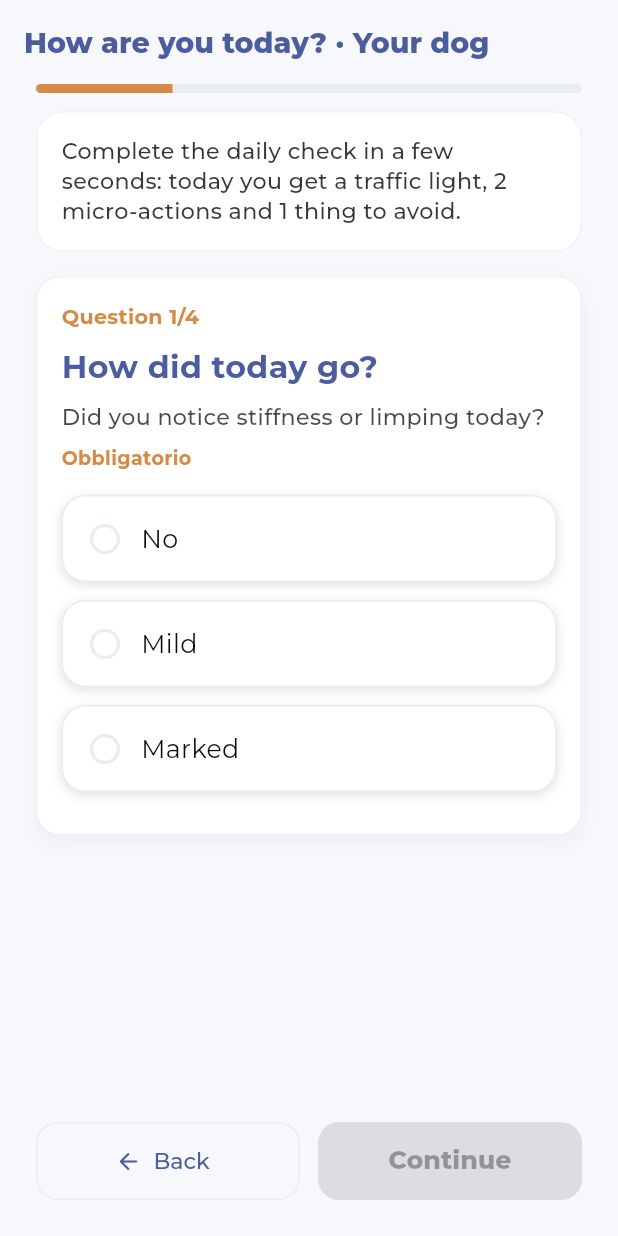
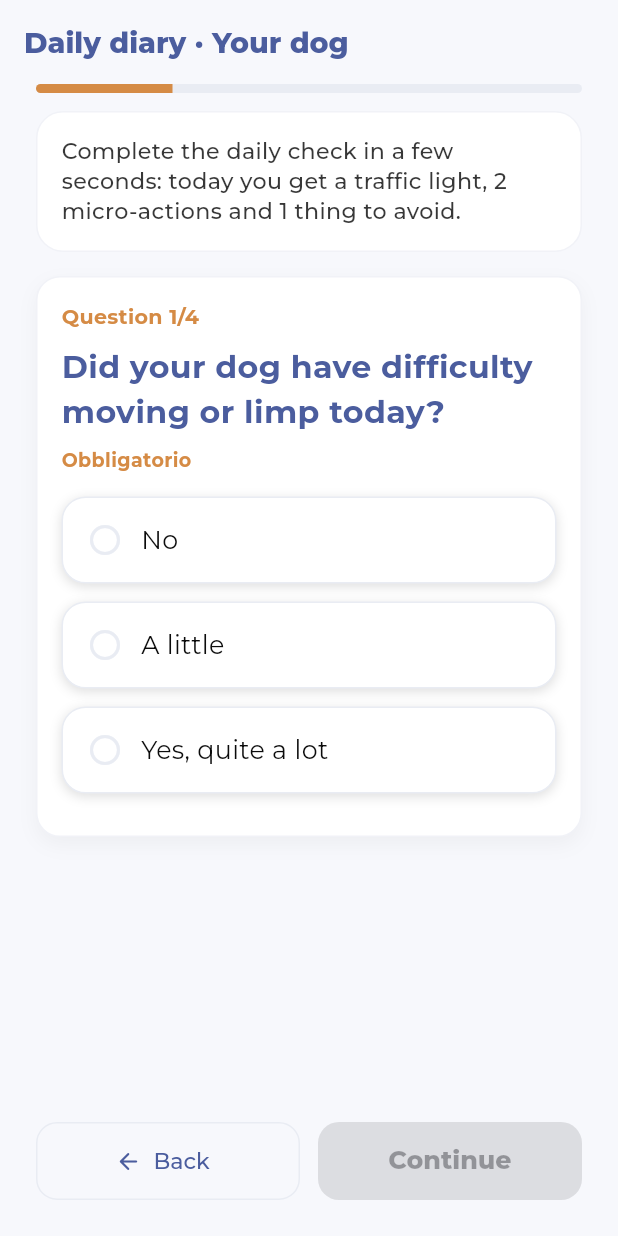
Before and after one commit to TherHub-404/ArtrosiCane, a Flutter app: the DailyCheckScreen screen opened by its route, on a phone screen of 412 x 824 dp. Run offline on Flutter 3.47's test engine with Material 3 defaults, Android fonts, the phone set to English and light mode, and no system bars; our stand-ins replace app_links, file_picker, flutter_dotenv, flutter_local_notifications, flutter_riverpod, flutter_timezone and 11 more; missing offline and left inert: play_install_referrer; accounts and stored records are empty.

Commit message:
ARTR-29 Refresh assessment and diary content

```diff
--- a/lib/features/daily_check/domain/entities/daily_check_models.dart
+++ b/lib/features/daily_check/domain/entities/daily_check_models.dart
@@ -194,11 +194,11 @@ String dailyRiskFactorLabel(DailyRiskFactor factor) {
     case DailyRiskFactor.scale:
       return l10n.text('Scale');
     case DailyRiskFactor.scivoloso:
-      return l10n.text('Superfici scivolose');
+      return l10n.text('Pavimenti scivolosi');
     case DailyRiskFactor.auto:
-      return l10n.text('Auto frequente');
+      return l10n.text('Tante ore in auto');
     case DailyRiskFactor.acqua:
-      return l10n.text('Acqua');
+      return l10n.text('Acqua/mare');
   }
 }
 
--- a/lib/features/daily_check/presentation/screens/daily_check_history_screen.dart
+++ b/lib/features/daily_check/presentation/screens/daily_check_history_screen.dart
@@ -1057,7 +1057,7 @@ class _EmptyView extends StatelessWidget {
         const SizedBox(height: AppSpacing.sm),
         Text(
           l10n.text(
-            'Rispondi a "Come stai oggi?" ogni giorno: qui troverai semafori, score e consigli per ricostruire la sua storia.',
+            'Compila il Diario giornaliero: qui troverai semafori, score e consigli per ricostruire la sua storia.',
           ),
           textAlign: TextAlign.center,
           style: TextStyle(
--- a/lib/features/daily_check/presentation/screens/daily_check_screen.dart
+++ b/lib/features/daily_check/presentation/screens/daily_check_screen.dart
@@ -243,7 +243,7 @@ class _DailyCheckScreenState extends ConsumerState<DailyCheckScreen> {
         foregroundColor: AppColors.primaryBlue,
         elevation: 0,
         title: Text(
-          '${l10n.text('Come stai oggi?')} · ${widget.dogName}',
+          '${l10n.text('Diario giornaliero')} · ${widget.dogName}',
           style: const TextStyle(
             color: AppColors.primaryBlue,
             fontWeight: FontWeight.w800,
@@ -274,42 +274,44 @@ class _DailyCheckScreenState extends ConsumerState<DailyCheckScreen> {
               children: [
                 _buildSingleChoiceStep<DailySymptomLevel>(
                   stepIndex: 0,
-                  questionTitle: l10n.text('Oggi come e andata?'),
-                  questionSubtitle: l10n.text(
-                    'Hai notato rigidita o zoppia oggi?',
+                  questionTitle: l10n.text(
+                    'Oggi si è mosso con difficoltà o ha zoppicato?',
                   ),
+                  questionSubtitle: '',
                   value: _symptomLevel,
                   options: {
                     DailySymptomLevel.no: l10n.text('No'),
-                    DailySymptomLevel.lieve: l10n.text('Lieve'),
-                    DailySymptomLevel.marcata: l10n.text('Marcata'),
+                    DailySymptomLevel.lieve: l10n.text('Un po\''),
+                    DailySymptomLevel.marcata: l10n.text('Sì, parecchio'),
                   },
                   onChanged: (value) => _setAnswer(() => _symptomLevel = value),
                 ),
                 _buildSingleChoiceStep<PlannedLoad>(
                   stepIndex: 1,
-                  questionTitle: l10n.text('Carico previsto'),
-                  questionSubtitle: l10n.text('Quanto movimento fara oggi?'),
+                  questionTitle: l10n.text('Quanto pensi che si muoverà oggi?'),
+                  questionSubtitle: '',
                   value: _plannedLoad,
                   options: {
-                    PlannedLoad.breve: l10n.text('Breve (0-10 min)'),
-                    PlannedLoad.medio: l10n.text('Medio (10-20 min)'),
-                    PlannedLoad.lungo: l10n.text('Lungo (20+ min)'),
+                    PlannedLoad.breve: l10n.text('Poco (0-10 min)'),
+                    PlannedLoad.medio: l10n.text('Il solito (10-20 min)'),
+                    PlannedLoad.lungo: l10n.text('Tanto (20+ min)'),
                   },
                   onChanged: (value) => _setAnswer(() => _plannedLoad = value),
                 ),
                 _buildRiskFactorStep(),
                 _buildSingleChoiceStep<RecoveryDelta>(
                   stepIndex: 3,
-                  questionTitle: l10n.text('Recupero vs ieri'),
-                  questionSubtitle: l10n.text(
-                    'Stamattina rispetto a ieri com\'era?',
+                  questionTitle: l10n.text(
+                    'Stamattina, rispetto a ieri, come lo hai trovato?',
                   ),
+                  questionSubtitle: '',
                   value: _recoveryDelta,
                   options: {
                     RecoveryDelta.uguale: l10n.text('Uguale'),
-                    RecoveryDelta.pocoPiuRigido: l10n.text('Un po piu rigido'),
-                    RecoveryDelta.moltoPiuRigido: l10n.text('Molto piu rigido'),
+                    RecoveryDelta.pocoPiuRigido: l10n.text(
+                      'Un po\' più rigido',
+                    ),
+                    RecoveryDelta.moltoPiuRigido: l10n.text('Molto più rigido'),
                   },
                   onChanged: (value) =>
                       _setAnswer(() => _recoveryDelta = value),
@@ -430,10 +432,10 @@ class _DailyCheckScreenState extends ConsumerState<DailyCheckScreen> {
   Widget _buildRiskFactorStep() {
     return _buildStepContainer(
       stepIndex: 2,
-      questionTitle: context.l10n.text('Fattori vacanza'),
-      questionSubtitle: context.l10n.text(
-        'Seleziona tutti quelli presenti oggi.',
+      questionTitle: context.l10n.text(
+        'Oggi c\'è qualcosa di questo in giro? Seleziona tutto quello che c\'è',
       ),
+      questionSubtitle: '',
       child: Wrap(
         spacing: AppSpacing.sm,
         runSpacing: AppSpacing.sm,
@@ -548,6 +550,7 @@ class _DailyCheckScreenState extends ConsumerState<DailyCheckScreen> {
                     color: AppColors.primaryBlue,
                   ),
                 ),
+                if (questionSubtitle.isNotEmpty) ...[
                   const SizedBox(height: AppSpacing.xs),
                   Text(
                     questionSubtitle,
@@ -556,6 +559,7 @@ class _DailyCheckScreenState extends ConsumerState<DailyCheckScreen> {
                       color: AppColors.text.withValues(alpha: 0.75),
                     ),
                   ),
+                ],
                 if (stepIndex != 2) ...[
                   const SizedBox(height: AppSpacing.xs),
                   Text(
--- a/lib/l10n/app_translation_catalog.dart
+++ b/lib/l10n/app_translation_catalog.dart
@@ -1,5 +1,64 @@
 const Map<String, Map<String, String>> appTranslationCatalog = {
   'en': {
+    'Promemoria Diario giornaliero': 'Daily diary reminder',
+    'Promemoria giornaliero alle 16:00 per compilare il Diario giornaliero.':
+        'Daily reminder at 4:00 PM to complete the Daily diary.',
+    'Sono le 16: è il momento di compilare il Diario giornaliero del tuo cane.':
+        'It is 4:00 PM—time to complete your dog’s Daily diary.',
+    'Diario giornaliero': 'Daily diary',
+    'Il tuo cane si muove con meno voglia del solito?':
+        'Is your dog less willing to move than usual?',
+    'No, è come sempre': 'No, just as usual',
+    'Ogni tanto sì': 'Sometimes',
+    'Sì, spesso': 'Yes, often',
+    'Ha ancora voglia di uscire, giocare, muoversi?':
+        'Does your dog still want to go out, play, and move?',
+    'Sì, come sempre': 'Yes, just as usual',
+    'Un po\' meno del solito': 'A little less than usual',
+    'Molto meno, si vede chiaramente': 'Much less, it is easy to notice',
+    'Dopo una passeggiata o le scale, lo vedi leccarsi le zampe, cambiare spesso posizione o evitare di muoversi?':
+        'After a walk or stairs, does your dog lick their paws, change position often, or avoid moving?',
+    'Quasi mai': 'Hardly ever',
+    'Qualche volta, se si è stancato di più':
+        'Sometimes, after getting more tired',
+    'Spesso, anche per cose di tutti i giorni':
+        'Often, even after everyday activities',
+    'In generale, come sta andando il tuo cane in questa settimana?':
+        'Overall, how has your dog been doing this week?',
+    'Bene, sereno': 'Well and relaxed',
+    'Un po\' meno in forma del solito': 'A little less fit than usual',
+    'Visibilmente giù': 'Clearly feeling low',
+    'Oggi si è mosso con difficoltà o ha zoppicato?':
+        'Did your dog have difficulty moving or limp today?',
+    'Un po\'': 'A little',
+    'Sì, parecchio': 'Yes, quite a lot',
+    'Quanto pensi che si muoverà oggi?':
+        'How much do you think your dog will move today?',
+    'Poco (0-10 min)': 'A little (0-10 min)',
+    'Il solito (10-20 min)': 'As usual (10-20 min)',
+    'Tanto (20+ min)': 'A lot (20+ min)',
+    'Oggi c\'è qualcosa di questo in giro? Seleziona tutto quello che c\'è':
+        'Is any of this around today? Select everything that applies',
+    'Tante ore in auto': 'Many hours in the car',
+    'Acqua/mare': 'Water/sea',
+    'Stamattina, rispetto a ieri, come lo hai trovato?':
+        'Compared with yesterday, how did your dog seem this morning?',
+    'Un po\' più rigido': 'A little stiffer',
+    'Molto più rigido': 'Much stiffer',
+    'Oggi vai piano e con calma.': 'Take it slowly and calmly today.',
+    'Meglio due passeggiate corte che una lunga.':
+        'Two short walks are better than one long walk.',
+    'Evita corse improvvise o giochi troppo bruschi.':
+        'Avoid sudden running or overly rough play.',
+    'Un video pensato apposta per oggi.':
+        'A video chosen especially for today.',
+    'Esercizi facili per le sue articolazioni':
+        'Easy exercises for your dog’s joints',
+    'Routine di 25 secondi, tutti i giorni': 'A 25-second routine, every day',
+    'Domani ti bastano 20 secondi per aggiornare il Diario.':
+        'Tomorrow, you only need 20 seconds to update the Diary.',
+    'Compila il Diario giornaliero: qui troverai semafori, score e consigli per ricostruire la sua storia.':
+        'Complete the Daily diary: here you will find traffic lights, scores, and tips to follow your dog’s journey.',
     'ZampaSiCura': 'SafePaws',
     'Bibione ama i suoi amici a quattro zampe e oggi ti stringe la mano per proteggere insieme, con cura, la salute del tuo cane.':
         'Bibione loves its four-legged friends, and today it reaches out to protect your dog\'s health together, with care.',
@@ -890,6 +949,68 @@ const Map<String, Map<String, String>> appTranslationCatalog = {
         'We couldn\'t update the password. Please try again shortly.',
   },
   'fr': {
+    'Promemoria Diario giornaliero': 'Rappel du Journal quotidien',
+    'Promemoria giornaliero alle 16:00 per compilare il Diario giornaliero.':
+        'Rappel quotidien à 16 h pour remplir le Journal quotidien.',
+    'Sono le 16: è il momento di compilare il Diario giornaliero del tuo cane.':
+        'Il est 16 h : c’est le moment de remplir le Journal quotidien de votre chien.',
+    'Diario giornaliero': 'Journal quotidien',
+    'Il tuo cane si muove con meno voglia del solito?':
+        'Votre chien a-t-il moins envie de bouger que d’habitude ?',
+    'No, è come sempre': 'Non, comme toujours',
+    'Ogni tanto sì': 'Oui, parfois',
+    'Sì, spesso': 'Oui, souvent',
+    'Ha ancora voglia di uscire, giocare, muoversi?':
+        'A-t-il toujours envie de sortir, de jouer et de bouger ?',
+    'Sì, come sempre': 'Oui, comme toujours',
+    'Un po\' meno del solito': 'Un peu moins que d’habitude',
+    'Molto meno, si vede chiaramente':
+        'Beaucoup moins, cela se voit clairement',
+    'Dopo una passeggiata o le scale, lo vedi leccarsi le zampe, cambiare spesso posizione o evitare di muoversi?':
+        'Après une promenade ou des escaliers, se lèche-t-il les pattes, change-t-il souvent de position ou évite-t-il de bouger ?',
+    'Quasi mai': 'Presque jamais',
+    'Qualche volta, se si è stancato di più':
+        'Parfois, s’il s’est davantage fatigué',
+    'Spesso, anche per cose di tutti i giorni':
+        'Souvent, même après des activités quotidiennes',
+    'In generale, come sta andando il tuo cane in questa settimana?':
+        'Dans l’ensemble, comment va votre chien cette semaine ?',
+    'Bene, sereno': 'Bien et détendu',
+    'Un po\' meno in forma del solito': 'Un peu moins en forme que d’habitude',
+    'Visibilmente giù': 'Visiblement abattu',
+    'Oggi si è mosso con difficoltà o ha zoppicato?':
+        'Aujourd’hui, a-t-il eu du mal à bouger ou a-t-il boité ?',
+    'Un po\'': 'Un peu',
+    'Sì, parecchio': 'Oui, beaucoup',
+    'Quanto pensi che si muoverà oggi?':
+        'Combien pensez-vous qu’il bougera aujourd’hui ?',
+    'Poco (0-10 min)': 'Peu (0-10 min)',
+    'Il solito (10-20 min)': 'Comme d’habitude (10-20 min)',
+    'Tanto (20+ min)': 'Beaucoup (20+ min)',
+    'Oggi c\'è qualcosa di questo in giro? Seleziona tutto quello che c\'è':
+        'Y a-t-il l’un de ces éléments aujourd’hui ? Sélectionnez tout ce qui s’applique',
+    'Tante ore in auto': 'De nombreuses heures en voiture',
+    'Acqua/mare': 'Eau/mer',
+    'Stamattina, rispetto a ieri, come lo hai trovato?':
+        'Ce matin, comment l’avez-vous trouvé par rapport à hier ?',
+    'Un po\' più rigido': 'Un peu plus raide',
+    'Molto più rigido': 'Beaucoup plus raide',
+    'Oggi vai piano e con calma.':
+        'Aujourd’hui, allez-y doucement et calmement.',
+    'Meglio due passeggiate corte che una lunga.':
+        'Mieux vaut deux courtes promenades qu’une longue.',
+    'Evita corse improvvise o giochi troppo bruschi.':
+        'Évitez les courses soudaines ou les jeux trop brusques.',
+    'Un video pensato apposta per oggi.':
+        'Une vidéo spécialement choisie pour aujourd’hui.',
+    'Esercizi facili per le sue articolazioni':
+        'Des exercices faciles pour ses articulations',
+    'Routine di 25 secondi, tutti i giorni':
+        'Une routine de 25 secondes, tous les jours',
+    'Domani ti bastano 20 secondi per aggiornare il Diario.':
+        'Demain, 20 secondes suffiront pour mettre à jour le Journal.',
+    'Compila il Diario giornaliero: qui troverai semafori, score e consigli per ricostruire la sua storia.':
+        'Remplissez le Journal quotidien : vous y trouverez les feux, les scores et les conseils pour suivre son parcours.',
     'ZampaSiCura': 'PattesSûres',
     'Bibione ama i suoi amici a quattro zampe e oggi ti stringe la mano per proteggere insieme, con cura, la salute del tuo cane.':
         'Bibione aime ses amis à quatre pattes et aujourd\'hui elle vous tend la main pour protéger ensemble, avec soin, la santé de votre chien.',
@@ -1812,6 +1933,67 @@ const Map<String, Map<String, String>> appTranslationCatalog = {
         'Nous n\'avons pas pu mettre à jour le mot de passe. Réessayez dans un instant.',
   },
   'de': {
+    'Promemoria Diario giornaliero': 'Erinnerung an das tägliche Tagebuch',
+    'Promemoria giornaliero alle 16:00 per compilare il Diario giornaliero.':
+        'Tägliche Erinnerung um 16:00 Uhr, das tägliche Tagebuch auszufüllen.',
+    'Sono le 16: è il momento di compilare il Diario giornaliero del tuo cane.':
+        'Es ist 16:00 Uhr – Zeit, das tägliche Tagebuch deines Hundes auszufüllen.',
+    'Diario giornaliero': 'Tägliches Tagebuch',
+    'Il tuo cane si muove con meno voglia del solito?':
+        'Bewegt sich dein Hund weniger gern als sonst?',
+    'No, è come sempre': 'Nein, alles wie immer',
+    'Ogni tanto sì': 'Manchmal',
+    'Sì, spesso': 'Ja, oft',
+    'Ha ancora voglia di uscire, giocare, muoversi?':
+        'Möchte dein Hund noch rausgehen, spielen und sich bewegen?',
+    'Sì, come sempre': 'Ja, wie immer',
+    'Un po\' meno del solito': 'Etwas weniger als sonst',
+    'Molto meno, si vede chiaramente':
+        'Viel weniger, das ist deutlich zu sehen',
+    'Dopo una passeggiata o le scale, lo vedi leccarsi le zampe, cambiare spesso posizione o evitare di muoversi?':
+        'Leckt dein Hund nach einem Spaziergang oder Treppensteigen seine Pfoten, wechselt oft die Position oder vermeidet Bewegung?',
+    'Quasi mai': 'Fast nie',
+    'Qualche volta, se si è stancato di più':
+        'Manchmal, wenn er müder geworden ist',
+    'Spesso, anche per cose di tutti i giorni':
+        'Oft, auch nach alltäglichen Aktivitäten',
+    'In generale, come sta andando il tuo cane in questa settimana?':
+        'Wie geht es deinem Hund insgesamt in dieser Woche?',
+    'Bene, sereno': 'Gut und entspannt',
+    'Un po\' meno in forma del solito': 'Etwas weniger fit als sonst',
+    'Visibilmente giù': 'Sichtlich niedergeschlagen',
+    'Oggi si è mosso con difficoltà o ha zoppicato?':
+        'Hat sich dein Hund heute schwer bewegt oder gehinkt?',
+    'Un po\'': 'Ein wenig',
+    'Sì, parecchio': 'Ja, ziemlich stark',
+    'Quanto pensi che si muoverà oggi?':
+        'Wie viel wird sich dein Hund heute voraussichtlich bewegen?',
+    'Poco (0-10 min)': 'Wenig (0-10 Min.)',
+    'Il solito (10-20 min)': 'Wie gewohnt (10-20 Min.)',
+    'Tanto (20+ min)': 'Viel (20+ Min.)',
+    'Oggi c\'è qualcosa di questo in giro? Seleziona tutto quello che c\'è':
+        'Gibt es heute etwas davon? Wähle alles Zutreffende aus',
+    'Tante ore in auto': 'Viele Stunden im Auto',
+    'Acqua/mare': 'Wasser/Meer',
+    'Stamattina, rispetto a ieri, come lo hai trovato?':
+        'Wie war dein Hund heute Morgen im Vergleich zu gestern?',
+    'Un po\' più rigido': 'Etwas steifer',
+    'Molto più rigido': 'Viel steifer',
+    'Oggi vai piano e con calma.': 'Geht es heute langsam und ruhig an.',
+    'Meglio due passeggiate corte che una lunga.':
+        'Zwei kurze Spaziergänge sind besser als ein langer.',
+    'Evita corse improvvise o giochi troppo bruschi.':
+        'Vermeide plötzliches Rennen oder zu wildes Spielen.',
+    'Un video pensato apposta per oggi.':
+        'Ein Video, das speziell für heute ausgewählt wurde.',
+    'Esercizi facili per le sue articolazioni':
+        'Einfache Übungen für seine Gelenke',
+    'Routine di 25 secondi, tutti i giorni':
+        'Eine 25-Sekunden-Routine, jeden Tag',
+    'Domani ti bastano 20 secondi per aggiornare il Diario.':
+        'Morgen brauchst du nur 20 Sekunden, um das Tagebuch zu aktualisieren.',
+    'Compila il Diario giornaliero: qui troverai semafori, score e consigli per ricostruire la sua storia.':
+        'Fülle das tägliche Tagebuch aus: Hier findest du Ampeln, Werte und Tipps, um den Verlauf nachzuvollziehen.',
     'ZampaSiCura': 'SicherePfoten',
     'Bibione ama i suoi amici a quattro zampe e oggi ti stringe la mano per proteggere insieme, con cura, la salute del tuo cane.':
         'Bibione liebt seine vierbeinigen Freunde und reicht dir heute die Hand, um gemeinsam und mit Sorgfalt die Gesundheit deines Hundes zu schützen.',
--- a/lib/router/app_router.dart
+++ b/lib/router/app_router.dart
@@ -218,7 +218,9 @@ final appRouterProvider = Provider<GoRouter>((ref) {
               extra['dogName'] as String? ?? context.l10n.text('Il tuo cane');
           if (result is! DailyCheckResult) {
             return Scaffold(
-              appBar: AppBar(title: Text(context.l10n.text('Come stai oggi?'))),
+              appBar: AppBar(
+                title: Text(context.l10n.text('Diario giornaliero')),
+              ),
               body: Center(
                 child: Text(context.l10n.text('Risultato non disponibile.')),
               ),
```
Also changed, not shown: assets/questions_it.json (+16 -25 lines), lib/core/notifications/daily_quick_check_notification_service.dart (+12 -10 lines), lib/features/daily_check/presentation/screens/daily_check_result_screen.dart (+17 -8 lines), 1 other file. Lines whose indentation alone changed are shown as unchanged.
